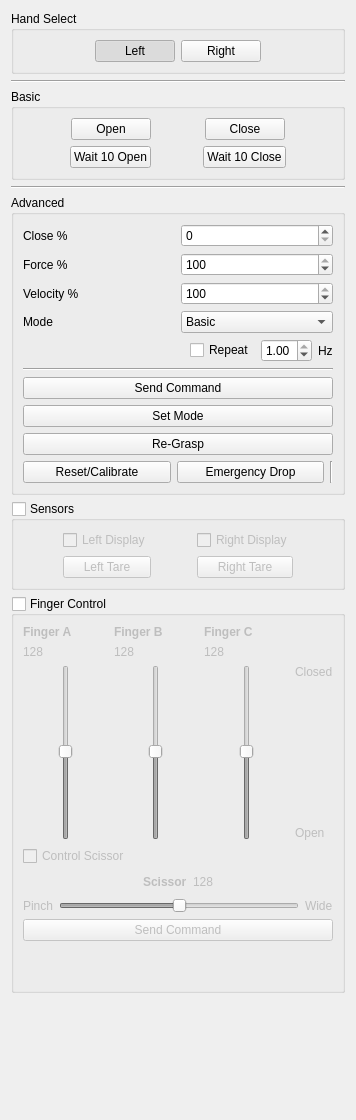
First picture: the form in software/ddapp/src/app/ddHandControl.ui, repository openhumanoids/oh-distro, before the edit.
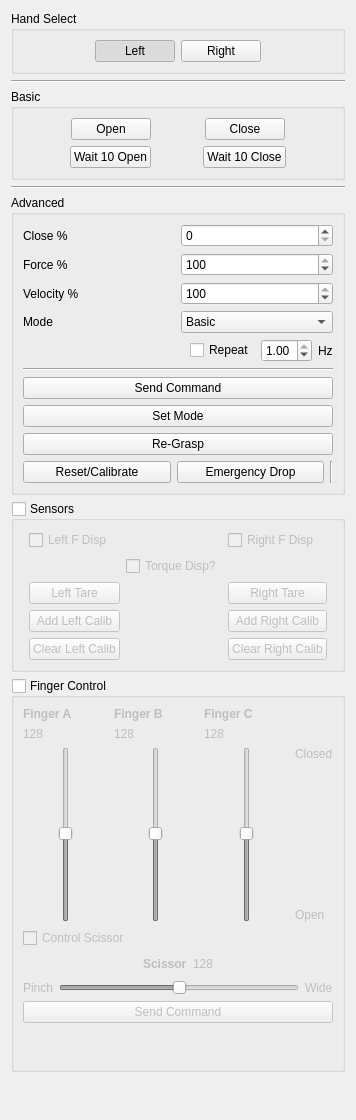
Second picture: the form after the edit.

Commit message: Add incremental / multi-point calibration for wristft through ddapp

What changed in the file:
```diff
--- a/software/ddapp/src/app/ddHandControl.ui
+++ b/software/ddapp/src/app/ddHandControl.ui
@@ -451,7 +451,7 @@
       <bool>false</bool>
      </property>
      <layout class="QGridLayout" name="gridLayout_2">
-      <item row="1" column="4">
+      <item row="4" column="4">
        <spacer name="horizontalSpacer_8">
         <property name="orientation">
          <enum>Qt::Horizontal</enum>
@@ -464,14 +464,68 @@
         </property>
        </spacer>
       </item>
-      <item row="1" column="3">
+      <item row="4" column="3">
+       <widget class="QPushButton" name="rightCalibClearButton">
+        <property name="text">
+         <string>Clear Right Calib</string>
+        </property>
+       </widget>
+      </item>
+      <item row="4" column="1">
+       <widget class="QPushButton" name="leftCalibClearButton">
+        <property name="text">
+         <string>Clear Left Calib</string>
+        </property>
+       </widget>
+      </item>
+      <item row="3" column="4">
+       <spacer name="horizontalSpacer_8">
+        <property name="orientation">
+         <enum>Qt::Horizontal</enum>
+        </property>
+        <property name="sizeHint" stdset="0">
+         <size>
+          <width>40</width>
+          <height>20</height>
+         </size>
+        </property>
+       </spacer>
+      </item>
+      <item row="3" column="3">
+       <widget class="QPushButton" name="rightCalibButton">
+        <property name="text">
+         <string>Add Right Calib</string>
+        </property>
+       </widget>
+      </item>
+      <item row="3" column="1">
+       <widget class="QPushButton" name="leftCalibButton">
+        <property name="text">
+         <string>Add Left Calib</string>
+        </property>
+       </widget>
+      </item>
+      <item row="2" column="4">
+       <spacer name="horizontalSpacer_8">
+        <property name="orientation">
+         <enum>Qt::Horizontal</enum>
+        </property>
+        <property name="sizeHint" stdset="0">
+         <size>
+          <width>40</width>
+          <height>20</height>
+         </size>
+        </property>
+       </spacer>
+      </item>
+      <item row="2" column="3">
        <widget class="QPushButton" name="rightTareButton">
         <property name="text">
          <string>Right Tare</string>
         </property>
        </widget>
       </item>
-      <item row="1" column="1">
+      <item row="2" column="1">
        <widget class="QPushButton" name="leftTareButton">
         <property name="text">
          <string>Left Tare</string>
@@ -481,31 +535,38 @@
       <item row="0" column="3">
        <widget class="QCheckBox" name="rightVisCheck">
         <property name="text">
-         <string>Right Display</string>
+         <string>Right F Disp</string>
         </property>
        </widget>
       </item>
       <item row="0" column="1">
        <widget class="QCheckBox" name="leftVisCheck">
         <property name="text">
-         <string>Left Display</string>
+         <string>Left F Disp</string>
         </property>
        </widget>
       </item>
-      <item row="1" column="0">
-       <spacer name="horizontalSpacer_7">
-        <property name="orientation">
-         <enum>Qt::Horizontal</enum>
-        </property>
-        <property name="sizeHint" stdset="0">
-         <size>
-          <width>40</width>
-          <height>20</height>
-         </size>
-        </property>
-       </spacer>
-      </item>
       <item row="1" column="2">
+       <widget class="QCheckBox" name="torqueVisCheck">
+        <property name="text">
+         <string>Torque Disp?</string>
+        </property>
+       </widget>
+      </item>
+      <item row="2" column="0">
+       <spacer name="horizontalSpacer_7">
+        <property name="orientation">
+         <enum>Qt::Horizontal</enum>
+        </property>
+        <property name="sizeHint" stdset="0">
+         <size>
+          <width>40</width>
+          <height>20</height>
+         </size>
+        </property>
+       </spacer>
+      </item>
+      <item row="2" column="2">
        <spacer name="horizontalSpacer_9">
         <property name="orientation">
          <enum>Qt::Horizontal</enum>
```
The commit also changes 1 other file.
